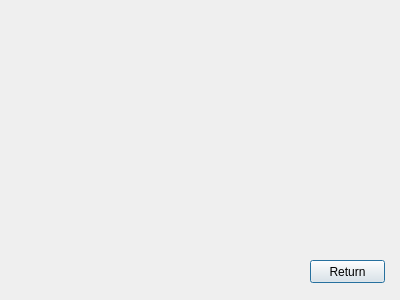
Qt form ui/simplefreqg.ui (h-nick/SHelper) before a commit.
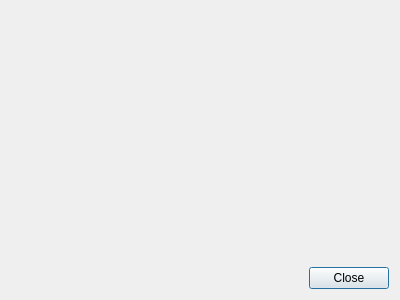
The same form after that commit.

Patch:
```diff
--- a/ui/simplefreqg.ui
+++ b/ui/simplefreqg.ui
@@ -13,19 +13,47 @@
   <property name="windowTitle">
    <string>Dialog</string>
   </property>
-  <widget class="QPushButton" name="button_return">
-   <property name="geometry">
-    <rect>
-     <x>310</x>
-     <y>260</y>
-     <width>75</width>
-     <height>23</height>
-    </rect>
-   </property>
-   <property name="text">
-    <string>Return</string>
-   </property>
-  </widget>
+  <property name="sizeGripEnabled">
+   <bool>false</bool>
+  </property>
+  <property name="modal">
+   <bool>false</bool>
+  </property>
+  <layout class="QGridLayout" name="gridLayout">
+   <item row="1" column="1">
+    <widget class="QPushButton" name="button_close">
+     <property name="text">
+      <string>Close</string>
+     </property>
+    </widget>
+   </item>
+   <item row="1" column="0">
+    <spacer name="horizontalSpacer">
+     <property name="orientation">
+      <enum>Qt::Horizontal</enum>
+     </property>
+     <property name="sizeHint" stdset="0">
+      <size>
+       <width>40</width>
+       <height>20</height>
+      </size>
+     </property>
+    </spacer>
+   </item>
+   <item row="0" column="1">
+    <spacer name="verticalSpacer">
+     <property name="orientation">
+      <enum>Qt::Vertical</enum>
+     </property>
+     <property name="sizeHint" stdset="0">
+      <size>
+       <width>20</width>
+       <height>40</height>
+      </size>
+     </property>
+    </spacer>
+   </item>
+  </layout>
  </widget>
  <resources/>
  <connections/>
```
Left out of the diff: 2 changed lines with no effect on the pictures.
